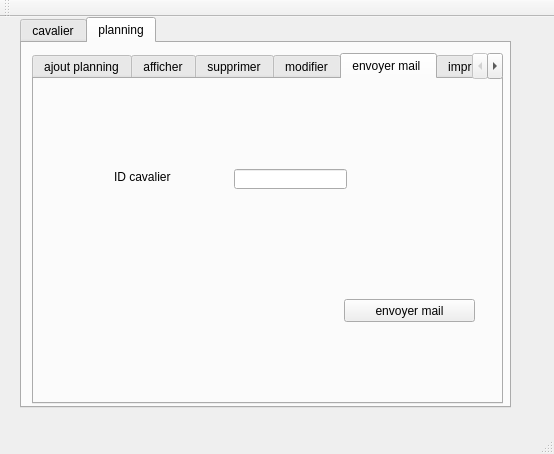
Qt form cavalier/mainwindow.ui (soumaya-nheri/Smart-Club-2A26) before a commit.
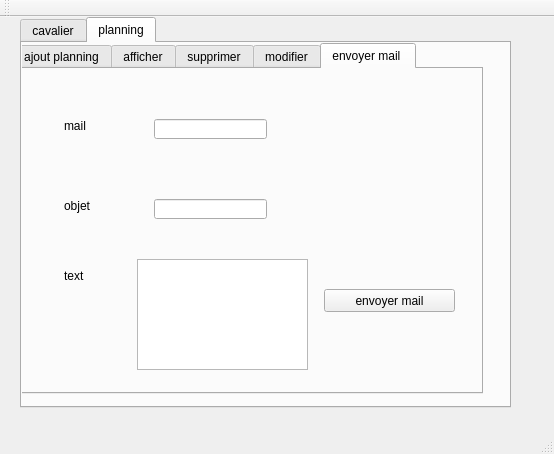
The same form after that commit. The open tabs and pages were chosen to show the change.

What changed in the file:
```diff
--- a/cavalier/mainwindow.ui
+++ b/cavalier/mainwindow.ui
@@ -629,8 +629,8 @@
      <widget class="QTabWidget" name="afficher_planning_2">
       <property name="geometry">
        <rect>
-        <x>10</x>
-        <y>10</y>
+        <x>-10</x>
+        <y>0</y>
         <width>471</width>
         <height>351</height>
        </rect>
@@ -1069,16 +1069,6 @@
        <attribute name="title">
         <string>envoyer mail </string>
        </attribute>
-       <widget class="QLineEdit" name="id_cavalier_2">
-        <property name="geometry">
-         <rect>
-          <x>200</x>
-          <y>90</y>
-          <width>113</width>
-          <height>20</height>
-         </rect>
-        </property>
-       </widget>
        <widget class="QPushButton" name="envoyermail">
         <property name="geometry">
          <rect>
@@ -1092,58 +1082,73 @@
          <string>envoyer mail</string>
         </property>
        </widget>
+       <widget class="QLabel" name="label_23">
+        <property name="geometry">
+         <rect>
+          <x>50</x>
+          <y>50</y>
+          <width>47</width>
+          <height>14</height>
+         </rect>
+        </property>
+        <property name="text">
+         <string>mail</string>
+        </property>
+       </widget>
        <widget class="QLabel" name="label_30">
         <property name="geometry">
          <rect>
-          <x>80</x>
-          <y>90</y>
-          <width>71</width>
-          <height>16</height>
+          <x>50</x>
+          <y>130</y>
+          <width>47</width>
+          <height>14</height>
          </rect>
         </property>
         <property name="text">
-         <string>ID cavalier </string>
+         <string>objet</string>
         </property>
        </widget>
-      </widget>
-      <widget class="QWidget" name="tab_12">
-       <attribute name="title">
-        <string>imprimer</string>
-       </attribute>
-       <widget class="QLabel" name="label_31">
+       <widget class="QLabel" name="label_39">
         <property name="geometry">
          <rect>
-          <x>40</x>
-          <y>100</y>
-          <width>71</width>
-          <height>20</height>
+          <x>50</x>
+          <y>200</y>
+          <width>47</width>
+          <height>14</height>
          </rect>
         </property>
         <property name="text">
-         <string>ID CAVALIER </string>
+         <string>text</string>
         </property>
        </widget>
-       <widget class="QLineEdit" name="IDcavalier_2">
+       <widget class="QLineEdit" name="mail_2">
         <property name="geometry">
          <rect>
-          <x>150</x>
-          <y>100</y>
+          <x>140</x>
+          <y>50</y>
           <width>113</width>
           <height>20</height>
          </rect>
         </property>
        </widget>
-       <widget class="QPushButton" name="imprimer_planning">
+       <widget class="QLineEdit" name="objet_mail">
         <property name="geometry">
          <rect>
-          <x>300</x>
-          <y>160</y>
-          <width>151</width>
-          <height>23</height>
+          <x>140</x>
+          <y>130</y>
+          <width>113</width>
+          <height>20</height>
          </rect>
         </property>
-        <property name="text">
-         <string>imprimer planning </string>
+       </widget>
+       <widget class="QTextEdit" name="text_mail">
+        <property name="geometry">
+         <rect>
+          <x>123</x>
+          <y>190</y>
+          <width>171</width>
+          <height>111</height>
+         </rect>
         </property>
        </widget>
       </widget>
```
Left out of the diff: 51 changed lines with no effect on the pictures.
